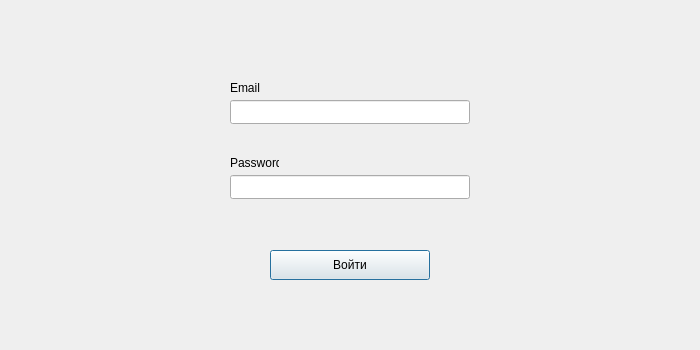
Qt form auth.ui (Serveresty/GameShopPlatform) before a commit.
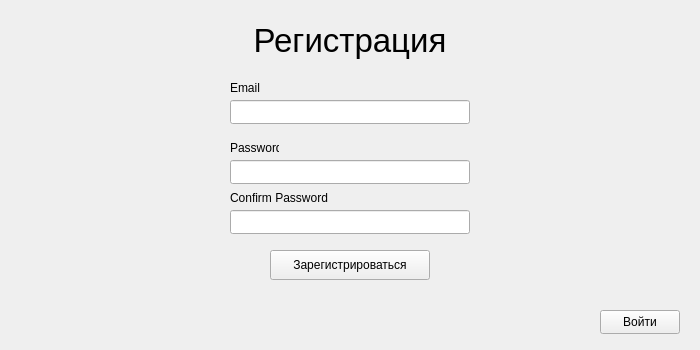
The same form after that commit. The open tabs and pages were chosen to show the change.

Commit message: added confirm pass, register request, fixed gui issues

The edit to the form file:
```diff
--- a/auth.ui
+++ b/auth.ui
@@ -13,19 +13,16 @@
   <property name="windowTitle">
    <string>Dialog</string>
   </property>
-  <widget class="QPushButton" name="enterButton">
+  <widget class="QStackedWidget" name="stackedWidget">
    <property name="geometry">
     <rect>
-     <x>270</x>
-     <y>250</y>
-     <width>160</width>
-     <height>30</height>
+     <x>0</x>
+     <y>0</y>
+     <width>700</width>
+     <height>350</height>
     </rect>
    </property>
-   <property name="text">
-    <string>Войти</string>
-   </property>
-  </widget>
+   <widget class="QWidget" name="loginPage">
   <widget class="QLineEdit" name="emailEdit">
    <property name="geometry">
     <rect>
@@ -65,7 +62,7 @@
     <string>Email</string>
    </property>
   </widget>
-  <widget class="QLabel" name="label_2">
+    <widget class="QLabel" name="passLabel">
    <property name="geometry">
     <rect>
      <x>230</x>
@@ -77,6 +74,191 @@
    <property name="text">
     <string>Password</string>
    </property>
+    </widget>
+    <widget class="QPushButton" name="enterButton">
+     <property name="geometry">
+      <rect>
+       <x>270</x>
+       <y>250</y>
+       <width>160</width>
+       <height>30</height>
+      </rect>
+     </property>
+     <property name="text">
+      <string>Войти</string>
+     </property>
+    </widget>
+    <widget class="QPushButton" name="switchToRegisterButton">
+     <property name="geometry">
+      <rect>
+       <x>600</x>
+       <y>310</y>
+       <width>80</width>
+       <height>24</height>
+      </rect>
+     </property>
+     <property name="text">
+      <string>Регистрация</string>
+     </property>
+    </widget>
+    <widget class="QLabel" name="loginLabel">
+     <property name="geometry">
+      <rect>
+       <x>235</x>
+       <y>20</y>
+       <width>230</width>
+       <height>40</height>
+      </rect>
+     </property>
+     <property name="font">
+      <font>
+       <pointsize>25</pointsize>
+      </font>
+     </property>
+     <property name="layoutDirection">
+      <enum>Qt::LayoutDirection::LeftToRight</enum>
+     </property>
+     <property name="text">
+      <string>Авторизация</string>
+     </property>
+     <property name="alignment">
+      <set>Qt::AlignmentFlag::AlignCenter</set>
+     </property>
+    </widget>
+   </widget>
+   <widget class="QWidget" name="registerPage">
+    <widget class="QPushButton" name="switchToLoginButton">
+     <property name="geometry">
+      <rect>
+       <x>600</x>
+       <y>310</y>
+       <width>80</width>
+       <height>24</height>
+      </rect>
+     </property>
+     <property name="text">
+      <string>Войти</string>
+     </property>
+    </widget>
+    <widget class="QPushButton" name="enterRegButton">
+     <property name="geometry">
+      <rect>
+       <x>270</x>
+       <y>250</y>
+       <width>160</width>
+       <height>30</height>
+      </rect>
+     </property>
+     <property name="text">
+      <string>Зарегистрироваться</string>
+     </property>
+    </widget>
+    <widget class="QLineEdit" name="passRegEdit">
+     <property name="geometry">
+      <rect>
+       <x>230</x>
+       <y>160</y>
+       <width>240</width>
+       <height>24</height>
+      </rect>
+     </property>
+     <property name="text">
+      <string/>
+     </property>
+     <property name="echoMode">
+      <enum>QLineEdit::EchoMode::Password</enum>
+     </property>
+    </widget>
+    <widget class="QLabel" name="passRegLabel">
+     <property name="geometry">
+      <rect>
+       <x>230</x>
+       <y>140</y>
+       <width>49</width>
+       <height>16</height>
+      </rect>
+     </property>
+     <property name="text">
+      <string>Password</string>
+     </property>
+    </widget>
+    <widget class="QLabel" name="emailRegLabel">
+     <property name="geometry">
+      <rect>
+       <x>230</x>
+       <y>80</y>
+       <width>49</width>
+       <height>16</height>
+      </rect>
+     </property>
+     <property name="text">
+      <string>Email</string>
+     </property>
+    </widget>
+    <widget class="QLineEdit" name="emailRegEdit">
+     <property name="geometry">
+      <rect>
+       <x>230</x>
+       <y>100</y>
+       <width>240</width>
+       <height>24</height>
+      </rect>
+     </property>
+    </widget>
+    <widget class="QLabel" name="regLabel">
+     <property name="geometry">
+      <rect>
+       <x>235</x>
+       <y>20</y>
+       <width>230</width>
+       <height>40</height>
+      </rect>
+     </property>
+     <property name="font">
+      <font>
+       <pointsize>25</pointsize>
+      </font>
+     </property>
+     <property name="layoutDirection">
+      <enum>Qt::LayoutDirection::LeftToRight</enum>
+     </property>
+     <property name="text">
+      <string>Регистрация</string>
+     </property>
+     <property name="alignment">
+      <set>Qt::AlignmentFlag::AlignCenter</set>
+     </property>
+    </widget>
+    <widget class="QLineEdit" name="confirmPassRegEdit">
+     <property name="geometry">
+      <rect>
+       <x>230</x>
+       <y>210</y>
+       <width>240</width>
+       <height>24</height>
+      </rect>
+     </property>
+     <property name="text">
+      <string/>
+     </property>
+     <property name="echoMode">
+      <enum>QLineEdit::EchoMode::Password</enum>
+     </property>
+    </widget>
+    <widget class="QLabel" name="passRegLabel_2">
+     <property name="geometry">
+      <rect>
+       <x>230</x>
+       <y>190</y>
+       <width>101</width>
+       <height>16</height>
+      </rect>
+     </property>
+     <property name="text">
+      <string>Confirm Password</string>
+     </property>
+    </widget>
+   </widget>
   </widget>
  </widget>
  <resources/>
```
Left out of the diff: 2 changed lines with no effect on the pictures. Lines whose indentation alone changed are shown as unchanged. The commit also changes 10 other files.
